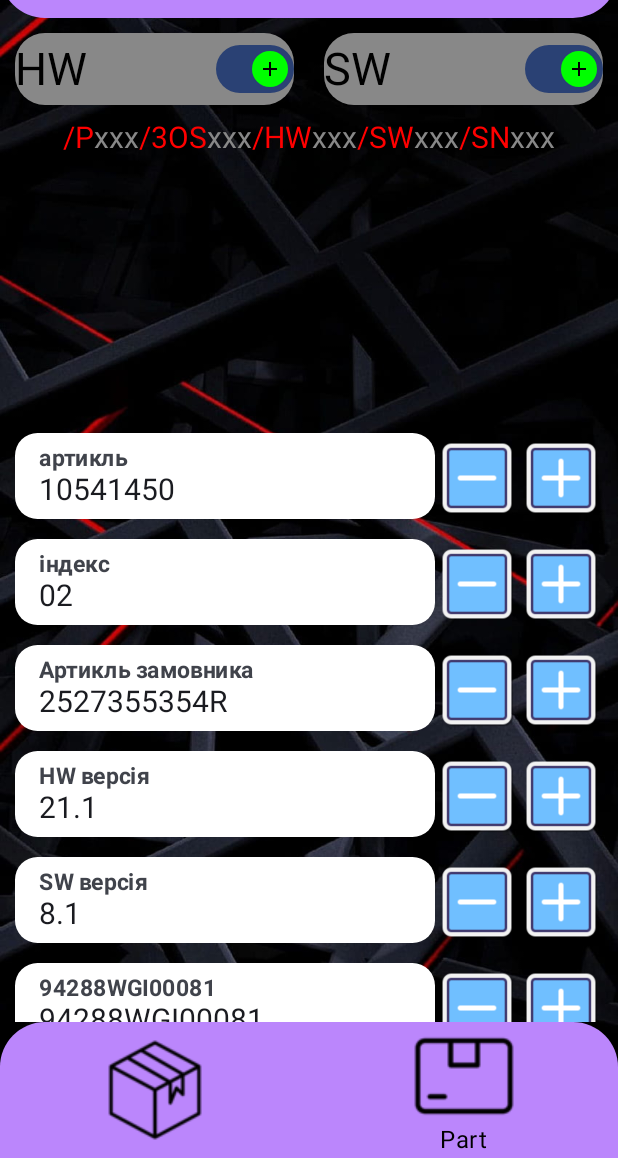
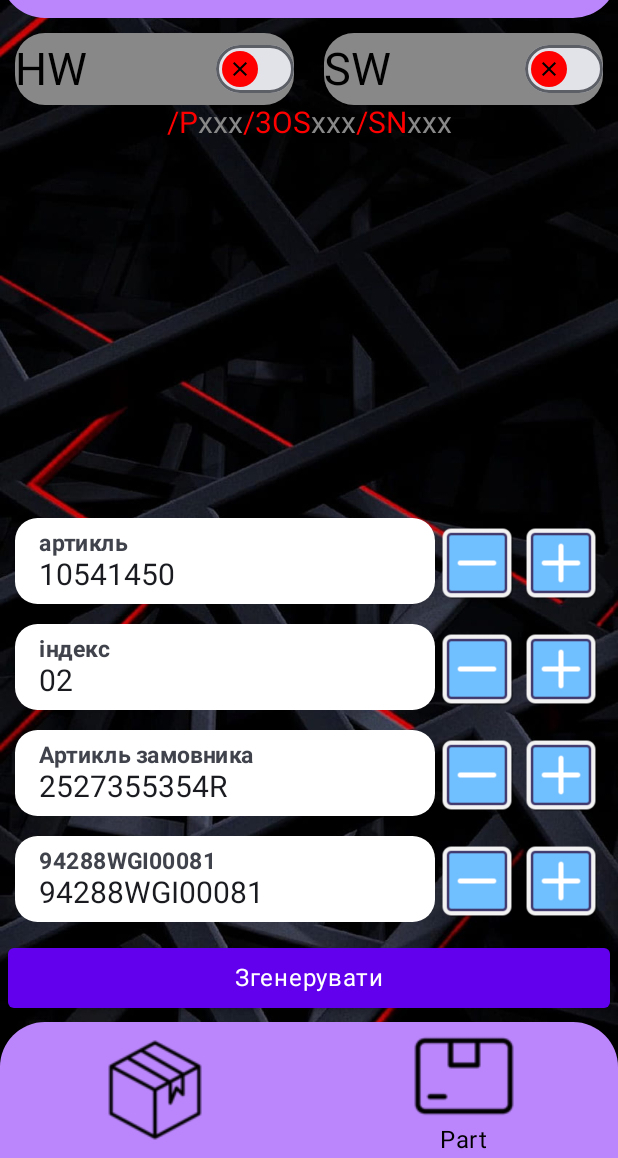
Before and after one commit to MaksimetsTaras/PackManBarcodesGenerator, an Android app built with Jetpack Compose: the Part screen opened through its navigation route, on a phone screen of 412 x 824 dp, the part 78-1236 px from its top. Run offline under Robolectric (Android 15) with nearby library versions, the phone set to English and light mode, and no system bars.

```diff
--- a/app/src/main/java/barcodeGenerator/BarcodeGenerator.kt
+++ b/app/src/main/java/barcodeGenerator/BarcodeGenerator.kt
@@ -54,13 +54,13 @@
         padding: Dp = 0.dp
     ): Bitmap {
 
-        val width = 400
-        val height = 400
+        val width = 70
+        val height = 70
         val bitmap = Bitmap.createBitmap(width, height, Bitmap.Config.ARGB_8888)
         val codeWriter = MultiFormatWriter()
 
         try {
-            val bitMatrix = codeWriter.encode(content, BarcodeFormat.QR_CODE, width, height)
+            val bitMatrix = codeWriter.encode(content, BarcodeFormat.DATA_MATRIX, width, height)
             for (x in 0 until width) {
                 for (y in 0 until height) {
                     val color = if (bitMatrix[x, y]) Color.BLACK else Color.WHITE
--- a/app/src/main/java/barcodeGenerator/PartQRcode.kt
+++ b/app/src/main/java/barcodeGenerator/PartQRcode.kt
@@ -6,5 +6,8 @@
     var customerNumber: String,
     var HWversion: String,
     var SWversion: String,
-    var serialNumber: String
+    var serialNumber: String,
+    var isHWpresent:Boolean,
+    var isSWpresent:Boolean
+
 )
--- a/app/src/main/java/com/example/packmanbarcodesgenerator/screens/PartScreen.kt
+++ b/app/src/main/java/com/example/packmanbarcodesgenerator/screens/PartScreen.kt
@@ -7,10 +7,12 @@
 import androidx.compose.foundation.layout.Arrangement
 import androidx.compose.foundation.layout.Column
 import androidx.compose.foundation.layout.Row
+import androidx.compose.foundation.layout.Spacer
 import androidx.compose.foundation.layout.fillMaxSize
 import androidx.compose.foundation.layout.fillMaxWidth
 import androidx.compose.foundation.layout.padding
 import androidx.compose.foundation.layout.size
+import androidx.compose.foundation.layout.width
 import androidx.compose.foundation.rememberScrollState
 import androidx.compose.foundation.verticalScroll
 import androidx.compose.material.Button
@@ -54,8 +56,8 @@
     val SWversion = remember { mutableStateOf(TextFieldValue("8.1")) }
     val serialNumber = remember { mutableStateOf(TextFieldValue("94288WGI00081")) }
 
-    val switchCheckedStateHWversion = remember { mutableStateOf(true) }
-    val switchCheckedStateSWversion = remember { mutableStateOf(true) }
+    val switchCheckedStateHWversion = remember { mutableStateOf(false) }
+    val switchCheckedStateSWversion = remember { mutableStateOf(false) }
 
     val qrCode = remember {
         mutableStateOf(
@@ -77,11 +79,15 @@
         Column {
 
             Row(
-                modifier = Modifier.fillMaxWidth(), horizontalArrangement = Arrangement.SpaceBetween
+                modifier = Modifier
+                    .fillMaxWidth()
+                    .padding(10.dp, 10.dp, 10.dp), horizontalArrangement = Arrangement.SpaceEvenly
             ) {
                 TextAndSwitch(
                     "HW", modifier = Modifier.weight(1f), element = switchCheckedStateHWversion
                 )
+                Spacer(modifier = Modifier.width(20.dp))
+
                 TextAndSwitch(
                     "SW", modifier = Modifier.weight(1f), element = switchCheckedStateSWversion
                 )
@@ -109,7 +115,7 @@
                     contentDescription = "QR code",
                     contentScale = ContentScale.FillBounds,
                     modifier = Modifier
-                        .size(180.dp)
+                        .size(150.dp)
                         .align(Alignment.CenterHorizontally),
                 )
 
@@ -161,7 +167,9 @@
                             customerNumber.value.text,
                             HWversion.value.text,
                             SWversion.value.text,
-                            serialNumber.value.text
+                            serialNumber.value.text,
+                            switchCheckedStateHWversion.value,
+                            switchCheckedStateSWversion.value,
                         )
                     },
                     modifier = Modifier
@@ -181,7 +189,9 @@
     customerNumber: String,
     HWversion: String,
     SWversion: String,
-    serialNumber: String
+    serialNumber: String,
+    isHWpresent: Boolean,
+    isSWpresent: Boolean
 ): ImageBitmap {
     val partInfoForQRcode = PartQRcode(
         article = article,
@@ -189,7 +199,9 @@
         customerNumber = customerNumber,
         HWversion = HWversion,
         SWversion = SWversion,
-        serialNumber = serialNumber
+        serialNumber = serialNumber,
+        isHWpresent = isHWpresent,
+        isSWpresent = isSWpresent,
     )
 
     val barcodeGenerator = BarcodeGenerator()
--- a/app/src/main/java/com/example/packmanbarcodesgenerator/uiElements/TextAndSwitch.kt
+++ b/app/src/main/java/com/example/packmanbarcodesgenerator/uiElements/TextAndSwitch.kt
@@ -24,7 +24,6 @@
 fun TextAndSwitch(text: String, modifier: Modifier, element: MutableState<Boolean>) {
     Row(
         modifier = modifier
-            .padding(10.dp)
             .background(color = Color.Gray, shape = RoundedCornerShape(20.dp)),
         horizontalArrangement = Arrangement.SpaceBetween,
         verticalAlignment = Alignment.CenterVertically
```
